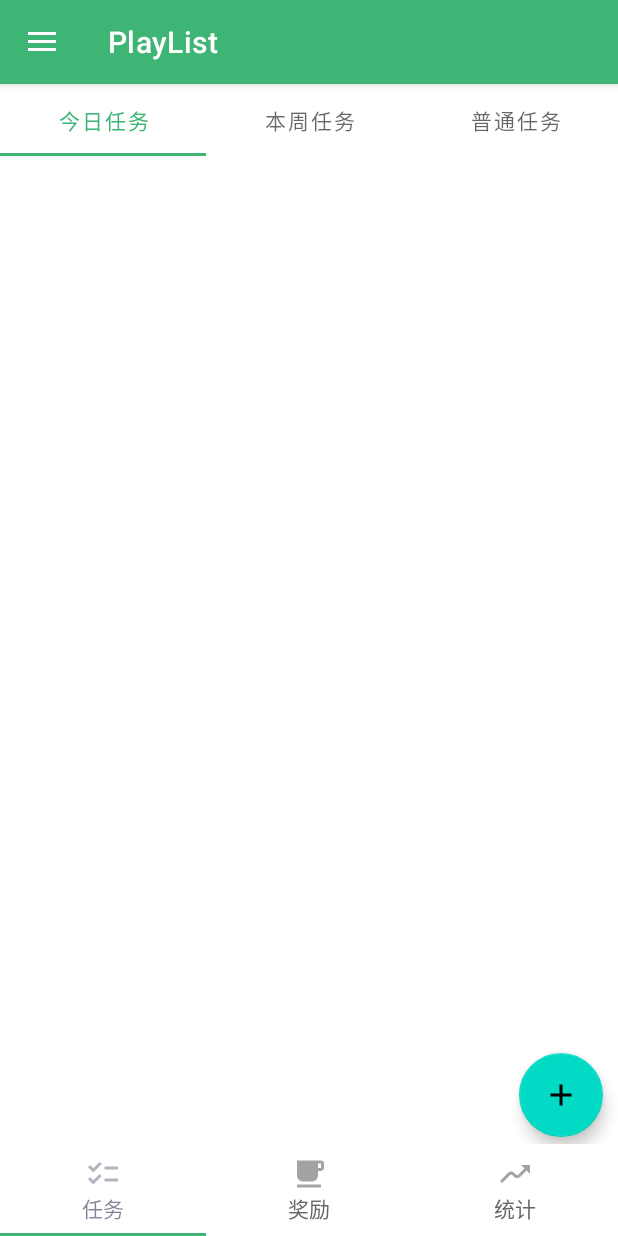
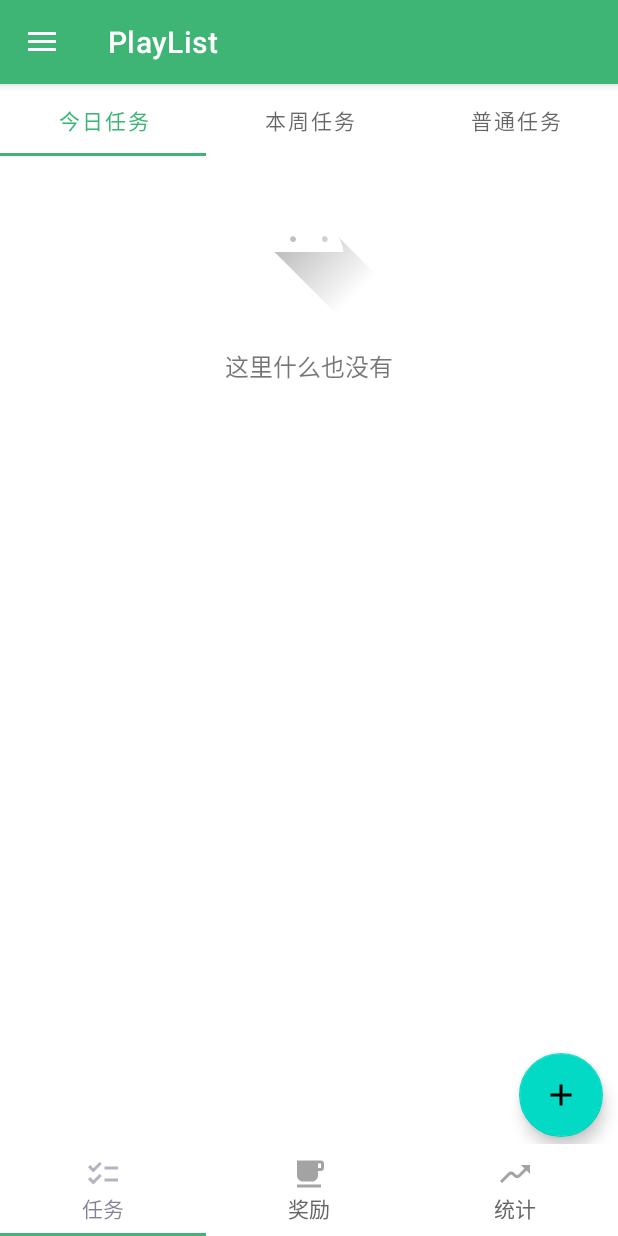
Before and after one commit to T1uTiu/AndroidLearn, an Android app: the screen it shows after launch (MainActivity), on a phone screen of 412 x 824 dp. Run offline under Robolectric (Android 15) with nearby library versions, the phone set to English and light mode, and no system bars.

Commit message:
课程期末作业：16. 实现任务列表、奖励列表无数据时的空布局显示

```diff
--- a/app/src/main/java/com/example/learningproject/Fragments/Task/TaskListFragment.java
+++ b/app/src/main/java/com/example/learningproject/Fragments/Task/TaskListFragment.java
@@ -91,7 +91,50 @@ public class TaskListFragment extends Fragment implements TaskChangeObserver {
         }
     }
 
-    class TaskAdapter extends RecyclerView.Adapter<TaskAdapter.TaskViewHolder>{
+    class TaskAdapter extends RecyclerView.Adapter<RecyclerView.ViewHolder>{
+        public static final int TASK_VIEW = 0;
+        public static final int EMPTY_VIEW = 1;
+        private final List<Task> tasks;
+        public TaskAdapter(List<Task> tasks) {
+            this.tasks = tasks;
+        }
+        @NonNull
+        @Override
+        public RecyclerView.ViewHolder onCreateViewHolder(@NonNull ViewGroup parent, int viewType) {
+            LayoutInflater inflater = LayoutInflater.from(parent.getContext());
+            RecyclerView.ViewHolder holder;
+            if(viewType == TASK_VIEW){
+                View view = inflater.inflate(R.layout.listitem_task,parent,false);
+                holder = new TaskViewHolder(view);
+            }else{
+                View view = inflater.inflate(R.layout.layout_empty,parent,false);
+                holder = new EmptyViewHolder(view);
+            }
+            return holder;
+        }
+
+        @SuppressLint("DefaultLocale")
+        @Override
+        public void onBindViewHolder(@NonNull RecyclerView.ViewHolder holder, int position) {
+            if(holder instanceof EmptyViewHolder){
+                return;
+            }
+            Task task = tasks.get(position);
+            ((TaskViewHolder)holder).taskNameText.setText(task.getName());
+            ((TaskViewHolder)holder).taskScoreText.setText(String.format("+%d", task.getScore()));
+            ((TaskViewHolder)holder).taskTimesText.setText(String.format("%d/%d", task.getCurrentTimes(), task.getTimes()));
+
+        }
+
+        @Override
+        public int getItemCount() {
+            return tasks.size()==0 ? 1 : tasks.size();
+        }
+
+        @Override
+        public int getItemViewType(int position) {
+            return tasks.size() == 0 ? EMPTY_VIEW : TASK_VIEW;
+        }
 
         class TaskViewHolder extends RecyclerView.ViewHolder implements View.OnCreateContextMenuListener, MenuItem.OnMenuItemClickListener{
             private final TextView taskNameText;
@@ -132,18 +175,6 @@ public class TaskListFragment extends Fragment implements TaskChangeObserver {
                 });
             }
 
-            public TextView getTaskNameText() {
-                return taskNameText;
-            }
-
-            public TextView getTaskScoreText() {
-                return taskScoreText;
-            }
-
-            public TextView getTaskTimesText() {
-                return taskTimesText;
-            }
-
             @Override
             public boolean onMenuItemClick(@NonNull MenuItem menuItem) {
                 int idx = getAdapterPosition();
@@ -161,31 +192,12 @@ public class TaskListFragment extends Fragment implements TaskChangeObserver {
                 MenuItem delete = contextMenu.add(Menu.NONE, 1,1, "删除");
                 delete.setOnMenuItemClickListener(this);
             }
-        }
-        private final List<Task> tasks;
-        public TaskAdapter(List<Task> tasks) {
-            this.tasks = tasks;
-        }
-        @NonNull
-        @Override
-        public TaskAdapter.TaskViewHolder onCreateViewHolder(@NonNull ViewGroup parent, int viewType) {
-            View view = LayoutInflater.from(parent.getContext()).inflate(R.layout.listitem_task,parent,false);
-            return new TaskViewHolder(view);
-        }
-
-        @SuppressLint("DefaultLocale")
-        @Override
-        public void onBindViewHolder(@NonNull TaskAdapter.TaskViewHolder holder, int position) {
-            Task task = tasks.get(position);
-            holder.getTaskNameText().setText(task.getName());
-            holder.getTaskScoreText().setText(String.format("+%d", task.getScore()));
-            holder.getTaskTimesText().setText(String.format("%d/%d", task.getCurrentTimes(), task.getTimes()));
 
         }
-
-        @Override
-        public int getItemCount() {
-            return tasks.size();
+        class EmptyViewHolder extends RecyclerView.ViewHolder{
+            public EmptyViewHolder(@NonNull View itemView) {
+                super(itemView);
+            }
         }
     }
 }
--- /dev/null
+++ b/app/src/main/res/layout/layout_empty.xml
@@ -0,0 +1,25 @@
+<?xml version="1.0" encoding="utf-8"?>
+<LinearLayout xmlns:android="http://schemas.android.com/apk/res/android"
+    xmlns:app="http://schemas.android.com/apk/res-auto"
+    xmlns:tools="http://schemas.android.com/tools"
+    android:layout_width="match_parent"
+    android:orientation="vertical"
+    android:layout_height="match_parent">
+
+    <ImageView
+        android:id="@+id/imageView2"
+        android:layout_width="match_parent"
+        android:layout_height="wrap_content"
+        android:contentDescription="@string/app_name"
+        app:srcCompat="@drawable/ic_launcher_foreground"
+        tools:ignore="ImageContrastCheck" />
+
+    <TextView
+        android:id="@+id/textView2"
+        android:layout_width="match_parent"
+        android:layout_height="wrap_content"
+        android:layout_marginTop="20dp"
+        android:text="@string/empty_view"
+        android:textAlignment="center"
+        android:textSize="16sp" />
+</LinearLayout>
--- a/app/src/main/res/values/strings.xml
+++ b/app/src/main/res/values/strings.xml
@@ -41,4 +41,5 @@
     <string name="filter">筛选</string>
     <string name="edit">编辑</string>
     <string name="delete">删除</string>
+    <string name="empty_view">这里什么也没有</string>
 </resources>
```
Also changed, not shown: app/src/main/java/com/example/learningproject/Fragments/Reward/RewardFragment.java (+49 -41 lines).
